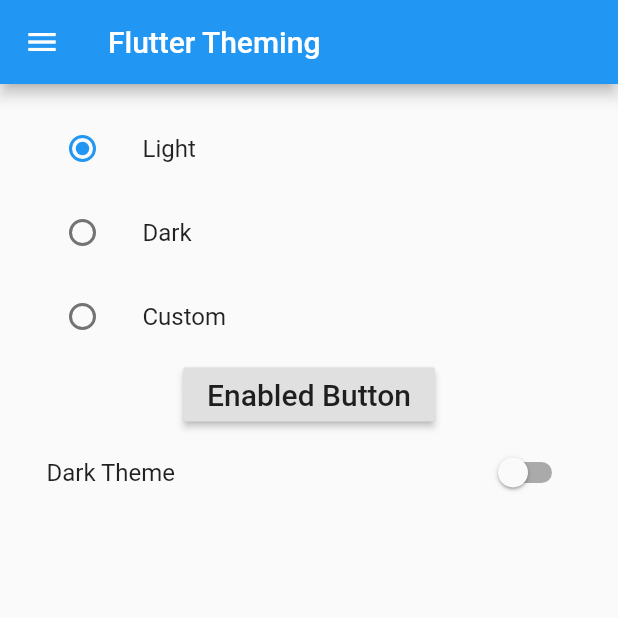
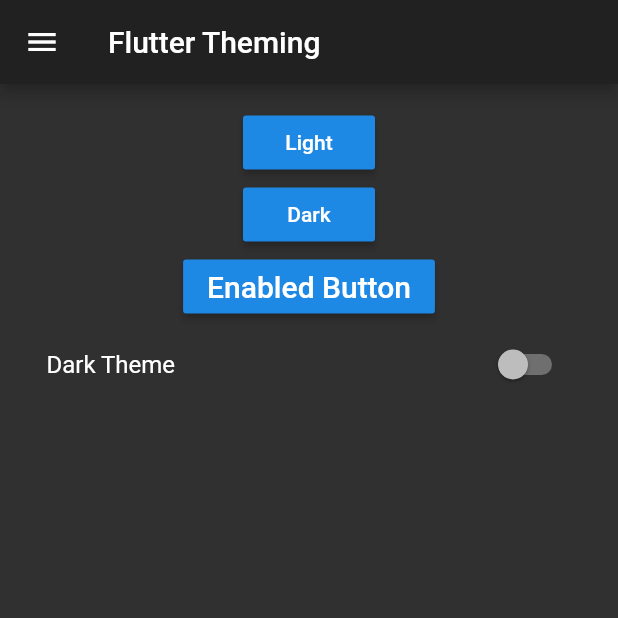
Before and after one commit to ymingt/theming, a Flutter app: the screen it shows after launch, on a phone screen of 412 x 824 dp, the top half of it. Run offline on Flutter 3.47's test engine with Material 2 defaults, Android fonts, the phone set to English and light mode, and no system bars.

Commit message:
-providerrr update

```diff
--- a/lib/main.dart
+++ b/lib/main.dart
@@ -4,21 +4,27 @@ import 'screen1.dart';
 import 'screen2.dart';
 import 'themes.dart';
 import 'customTheme.dart';
+import 'theme.dart';
+import 'package:provider/provider.dart';
 
-void main() {
-  runApp(
-    CustomTheme(
-      initialThemeKey: MyThemeKeys.LIGHT,
+void main() => runApp(MainWithTheme());
+
+class MainWithTheme extends StatelessWidget {
+  @override
+  Widget build(BuildContext context) {
+    return ChangeNotifierProvider<ThemeChanger>(
+      builder: (_) => ThemeChanger(ThemeData.dark()),
       child: Main(),
-    ),
     );
+  }
 }
 
 class Main extends StatelessWidget {
   @override
   Widget build(BuildContext context) {
+    final theme = Provider.of<ThemeChanger>(context);
     return MaterialApp(
-      theme: CustomTheme.of(context),
+      theme: theme.getTheme(),
       home: MainPage(),
       routes: <String, WidgetBuilder>{
         '/main': (BuildContext context) => new MainPage(),
@@ -58,20 +64,20 @@ class _MainPageState extends State<MainPage> {
 
   bool _value2Switch = false;
 
+  @override
+  Widget build(BuildContext context) {
+    ThemeChanger _themeChanger = Provider.of<ThemeChanger>(context);
     void _onChanged2(bool value) => {
           if (value)
             {
-            _changeTheme(context, MyThemeKeys.DARKER),
+              _themeChanger.setTheme(ThemeData.dark()),
             }
           else
             {
-            _changeTheme(context, MyThemeKeys.LIGHT),
+              _themeChanger.setTheme(ThemeData.light()),
             },
-        setState(() => _value2Switch = value)
+          // setState(() => _value2Switch = value)
         };
-
-  @override
-  Widget build(BuildContext context) {
     return Scaffold(
       appBar: AppBar(
         title: Text("Flutter Theming"),
@@ -124,44 +130,52 @@ class _MainPageState extends State<MainPage> {
           padding: EdgeInsets.all(15.0),
           child: Column(
             children: <Widget>[
-              ListTile(
-                title: const Text('Light'),
-                leading: Radio(
-                  value: ThemeSelection.light,
-                  groupValue: _currentTheme,
-                  onChanged: (ThemeSelection value) {
-                    _changeTheme(context, MyThemeKeys.LIGHT);
-                    setState(() {
-                      _currentTheme = value;
-                    });
-                  },
+              // ListTile(
+              //   title: const Text('Light'),
+              //   leading: Radio(
+              //     value: ThemeSelection.light,
+              //     groupValue: _currentTheme,
+              //     onChanged: (ThemeSelection value) {
+              //       _changeTheme(context, MyThemeKeys.LIGHT);
+              //       setState(() {
+              //         _currentTheme = value;
+              //       });
+              //     },
+              //   ),
+              // ),
+              // ListTile(
+              //   title: const Text('Dark'),
+              //   leading: Radio(
+              //     value: ThemeSelection.dark,
+              //     groupValue: _currentTheme,
+              //     onChanged: (ThemeSelection value) {
+              //       _changeTheme(context, MyThemeKeys.DARKER);
+              //       setState(() {
+              //         _currentTheme = value;
+              //       });
+              //     },
+              //   ),
+              // ),
+              // ListTile(
+              //   title: const Text('Custom'),
+              //   leading: Radio(
+              //     value: ThemeSelection.custom,
+              //     groupValue: _currentTheme,
+              //     onChanged: (ThemeSelection value) {
+              //       _changeTheme(context, MyThemeKeys.CUSTOM);
+              //       setState(() {
+              //         _currentTheme = value;
+              //       });
+              //     },
+              //   ),
+              // ),
+              RaisedButton(
+                onPressed: () => _themeChanger.setTheme(ThemeData.light()),
+                child: Text('Light'),
               ),
-              ),
-              ListTile(
-                title: const Text('Dark'),
-                leading: Radio(
-                  value: ThemeSelection.dark,
-                  groupValue: _currentTheme,
-                  onChanged: (ThemeSelection value) {
-                    _changeTheme(context, MyThemeKeys.DARKER);
-                    setState(() {
-                      _currentTheme = value;
-                    });
-                  },
-                ),
-              ),
-              ListTile(
-                title: const Text('Custom'),
-                leading: Radio(
-                  value: ThemeSelection.custom,
-                  groupValue: _currentTheme,
-                  onChanged: (ThemeSelection value) {
-                    _changeTheme(context, MyThemeKeys.CUSTOM);
-                    setState(() {
-                      _currentTheme = value;
-                    });
-                  },
-                ),
+              RaisedButton(
+                onPressed: () => _themeChanger.setTheme(ThemeData.dark()),
+                child: Text('Dark'),
               ),
               RaisedButton(
                 onPressed: () {
```
Lines whose indentation alone changed are shown as unchanged.
